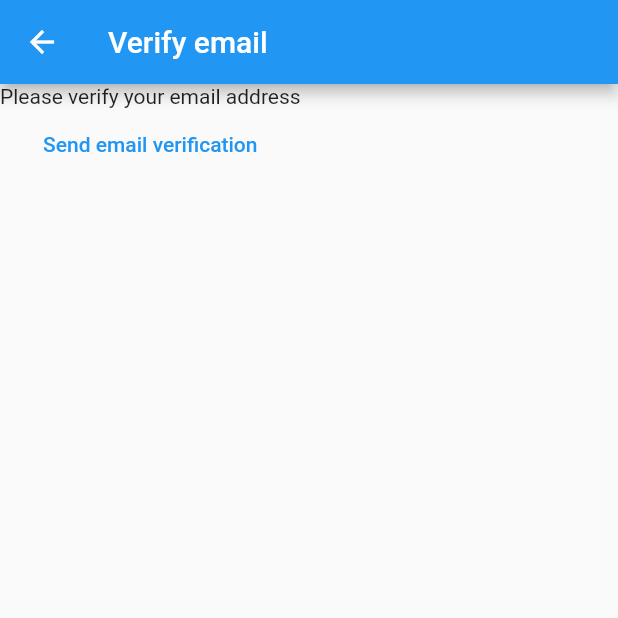
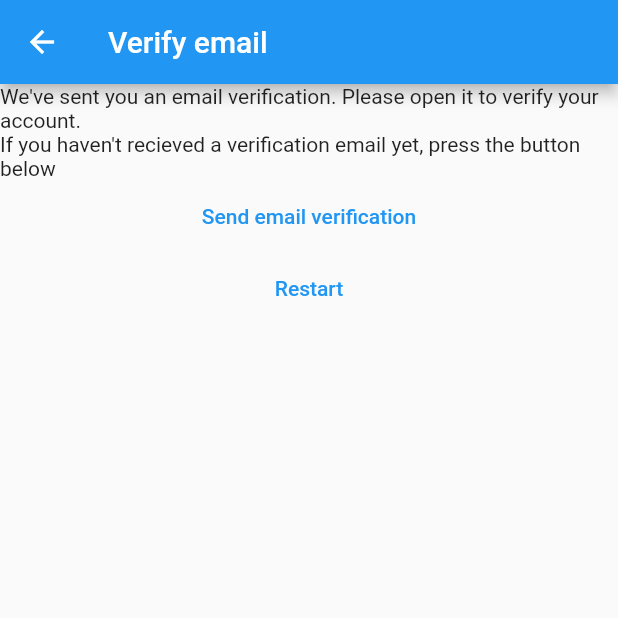
Before and after one commit to Sarawa03/myFirstFlutterProject, a Flutter app: the VerifyEmailView screen opened directly, on a phone screen of 412 x 824 dp, the top half of it. Run offline on Flutter 3.47's test engine with Material 2 defaults, Android fonts, the phone set to English and light mode, and no system bars; our stand-ins replace firebase_auth, firebase_core; accounts and stored records are empty.

Commit message:
chapter 22

```diff
--- a/lib/constants/routes.dart
+++ b/lib/constants/routes.dart
@@ -1,3 +1,4 @@
 const loginRoute = '/login';
 const registerRoute = '/register';
 const notesRoute = '/notes';
+const veerifyEmailRoute = '/verify-email';
--- a/lib/main.dart
+++ b/lib/main.dart
@@ -20,6 +20,7 @@ void main() {
       notesRoute: (context) => const NotesView(),
       loginRoute: (context) => const LoginView(),
       registerRoute: (context) => const RegisterView(),
+      veerifyEmailRoute: (context) => const VerifyEmailView(),
     },
   ));
 }
--- a/lib/views/verify_email_view.dart
+++ b/lib/views/verify_email_view.dart
@@ -1,5 +1,6 @@
 import 'package:firebase_auth/firebase_auth.dart';
 import 'package:flutter/material.dart';
+import 'package:saranotes/constants/routes.dart';
 
 class VerifyEmailView extends StatefulWidget {
   const VerifyEmailView({super.key});
@@ -16,7 +17,10 @@ class _VerifyEmailViewState extends State<VerifyEmailView> {
         title: const Text('Verify email'),
       ),
       body: Column(children: [
-        Text('Please verify your email address'),
+        const Text(
+            "We've sent you an email verification. Please open it to verify your account."),
+        const Text(
+            "If you haven't recieved a verification email yet, press the button below"),
         TextButton(
           onPressed: () async {
             final user = FirebaseAuth.instance.currentUser;
@@ -24,6 +28,15 @@ class _VerifyEmailViewState extends State<VerifyEmailView> {
           },
           child: const Text('Send email verification'),
         ),
+        TextButton(
+            onPressed: () async {
+              await FirebaseAuth.instance.signOut();
+              Navigator.of(context).pushNamedAndRemoveUntil(
+                registerRoute,
+                (route) => false,
+              );
+            },
+            child: const Text('Restart')),
       ]),
     );
   }
```
Also changed, not shown: lib/views/register_view.dart (+15 -8 lines).
